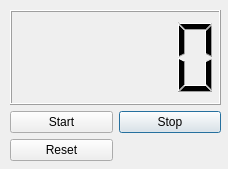
The window that MainDialog.ui (matsu490/RamenTimer) describes before a commit, drawn with Qt 5.
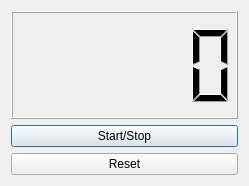
The same window after the commit.

Patch:
```diff
--- a/MainDialog.ui
+++ b/MainDialog.ui
@@ -2,47 +2,58 @@
 <ui version="4.0">
  <class>Dialog</class>
  <widget class="QDialog" name="Dialog">
+  <property name="windowModality">
+   <enum>Qt::NonModal</enum>
+  </property>
+  <property name="enabled">
+   <bool>true</bool>
+  </property>
   <property name="geometry">
    <rect>
     <x>0</x>
     <y>0</y>
-    <width>228</width>
-    <height>169</height>
+    <width>249</width>
+    <height>186</height>
    </rect>
   </property>
+  <property name="sizePolicy">
+   <sizepolicy hsizetype="Expanding" vsizetype="Expanding">
+    <horstretch>0</horstretch>
+    <verstretch>0</verstretch>
+   </sizepolicy>
+  </property>
   <property name="windowTitle">
    <string>Dialog</string>
   </property>
-  <widget class="QWidget" name="verticalLayoutWidget">
-   <property name="geometry">
-    <rect>
-     <x>10</x>
-     <y>10</y>
-     <width>211</width>
-     <height>151</height>
-    </rect>
-   </property>
+  <property name="modal">
+   <bool>false</bool>
+  </property>
+  <layout class="QHBoxLayout" name="horizontalLayout">
+   <item>
    <layout class="QVBoxLayout" name="verticalLayout">
     <item>
-     <widget class="QLCDNumber" name="lcdNumber"/>
-    </item>
-    <item>
-     <layout class="QGridLayout" name="gridLayout">
-      <item row="0" column="1">
-       <widget class="QPushButton" name="StopButton">
-        <property name="text">
-         <string>Stop</string>
-        </property>
-       </widget>
-      </item>
-      <item row="0" column="0">
-       <widget class="QPushButton" name="StartButton">
+      <widget class="QLCDNumber" name="LCDTimer">
+       <property name="smallDecimalPoint">
+        <bool>false</bool>
+       </property>
+       <property name="mode">
+        <enum>QLCDNumber::Dec</enum>
+       </property>
+      </widget>
+     </item>
+     <item>
+      <layout class="QVBoxLayout" name="verticalLayout_2">
+       <item>
+        <widget class="QPushButton" name="StartStopButton">
+         <property name="enabled">
+          <bool>true</bool>
+         </property>
         <property name="text">
-         <string>Start</string>
+          <string>Start/Stop</string>
         </property>
        </widget>
       </item>
-      <item row="1" column="0">
+       <item>
        <widget class="QPushButton" name="ResetButton">
         <property name="text">
          <string>Reset</string>
@@ -52,7 +63,8 @@
      </layout>
     </item>
    </layout>
-  </widget>
+   </item>
+  </layout>
   <zorder>verticalLayoutWidget</zorder>
   <zorder>lcdNumber</zorder>
  </widget>
```
Left out of the diff: 2 changed lines with no effect on the pictures. Lines whose indentation alone changed are shown as unchanged.
